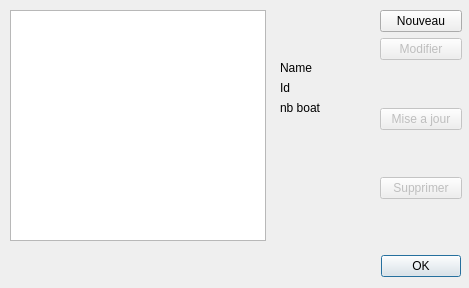
Qt form src/Ui/playerAccount.ui (nohal/qtVlm) before a commit.
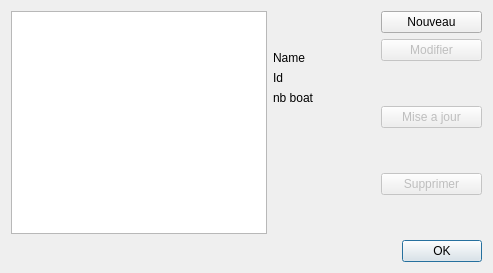
The same form after that commit.

Commit message: Made all dialogs resize cleanly.

```diff
--- a/src/Ui/playerAccount.ui
+++ b/src/Ui/playerAccount.ui
@@ -6,142 +6,18 @@
    <rect>
     <x>0</x>
     <y>0</y>
-    <width>469</width>
-    <height>288</height>
+    <width>493</width>
+    <height>273</height>
    </rect>
   </property>
   <property name="windowTitle">
    <string>Gestion des comptes</string>
   </property>
-  <widget class="QDialogButtonBox" name="buttonBox">
-   <property name="geometry">
-    <rect>
-     <x>10</x>
-     <y>250</y>
-     <width>451</width>
-     <height>32</height>
-    </rect>
-   </property>
-   <property name="orientation">
-    <enum>Qt::Horizontal</enum>
-   </property>
-   <property name="standardButtons">
-    <set>QDialogButtonBox::Ok</set>
-   </property>
-  </widget>
-  <widget class="QLabel" name="pl_data_id">
-   <property name="geometry">
-    <rect>
-     <x>280</x>
-     <y>80</y>
-     <width>81</width>
-     <height>16</height>
-    </rect>
-   </property>
-   <property name="text">
-    <string>Id</string>
-   </property>
-  </widget>
-  <widget class="QWidget" name="layoutWidget">
-   <property name="geometry">
-    <rect>
-     <x>380</x>
-     <y>10</y>
-     <width>82</width>
-     <height>231</height>
-    </rect>
-   </property>
-   <layout class="QVBoxLayout">
+  <layout class="QVBoxLayout" name="verticalLayout_2">
     <item>
-     <widget class="QPushButton" name="btn_playerAdd">
-      <property name="text">
-       <string>Nouveau</string>
-      </property>
-     </widget>
-    </item>
+    <layout class="QHBoxLayout" name="horizontalLayout">
     <item>
-     <widget class="QPushButton" name="btn_playerChg">
-      <property name="enabled">
-       <bool>false</bool>
-      </property>
-      <property name="text">
-       <string>Modifier</string>
-      </property>
-      <property name="checkable">
-       <bool>false</bool>
-      </property>
-     </widget>
-    </item>
-    <item>
-     <spacer name="verticalSpacer">
-      <property name="orientation">
-       <enum>Qt::Vertical</enum>
-      </property>
-      <property name="sizeHint" stdset="0">
-       <size>
-        <width>20</width>
-        <height>40</height>
-       </size>
-      </property>
-     </spacer>
-    </item>
-    <item>
-     <widget class="QPushButton" name="btn_playerUpd">
-      <property name="enabled">
-       <bool>false</bool>
-      </property>
-      <property name="text">
-       <string>Mise a jour</string>
-      </property>
-     </widget>
-    </item>
-    <item>
-     <spacer>
-      <property name="orientation">
-       <enum>Qt::Vertical</enum>
-      </property>
-      <property name="sizeHint" stdset="0">
-       <size>
-        <width>20</width>
-        <height>40</height>
-       </size>
-      </property>
-     </spacer>
-    </item>
-    <item>
-     <widget class="QPushButton" name="btn_playerDel">
-      <property name="enabled">
-       <bool>false</bool>
-      </property>
-      <property name="text">
-       <string>Supprimer</string>
-      </property>
-     </widget>
-    </item>
-    <item>
-     <spacer name="verticalSpacer_2">
-      <property name="orientation">
-       <enum>Qt::Vertical</enum>
-      </property>
-      <property name="sizeHint" stdset="0">
-       <size>
-        <width>20</width>
-        <height>40</height>
-       </size>
-      </property>
-     </spacer>
-    </item>
-   </layout>
-  </widget>
   <widget class="QListWidget" name="list_player">
-   <property name="geometry">
-    <rect>
-     <x>10</x>
-     <y>10</y>
-     <width>256</width>
-     <height>231</height>
-    </rect>
-   </property>
    <property name="sizePolicy">
     <sizepolicy hsizetype="Preferred" vsizetype="Preferred">
      <horstretch>0</horstretch>
@@ -164,35 +40,157 @@
     <enum>QAbstractItemView::SingleSelection</enum>
    </property>
   </widget>
+     </item>
+     <item>
+      <layout class="QVBoxLayout" name="verticalLayout" stretch="0,0,0,0,1">
+       <item>
+        <spacer name="verticalSpacer_4">
+         <property name="orientation">
+          <enum>Qt::Vertical</enum>
+         </property>
+         <property name="sizeHint" stdset="0">
+          <size>
+           <width>20</width>
+           <height>40</height>
+          </size>
+         </property>
+        </spacer>
+       </item>
+       <item>
+        <widget class="QLabel" name="pl_data_name">
+         <property name="text">
+          <string>Name</string>
+         </property>
+        </widget>
+       </item>
+       <item>
+        <widget class="QLabel" name="pl_data_id">
+         <property name="text">
+          <string>Id</string>
+         </property>
+        </widget>
+       </item>
+       <item>
   <widget class="QLabel" name="pl_data_nbboat">
    <property name="enabled">
     <bool>true</bool>
    </property>
-   <property name="geometry">
-    <rect>
-     <x>280</x>
-     <y>100</y>
-     <width>81</width>
-     <height>16</height>
-    </rect>
-   </property>
    <property name="text">
     <string>nb boat</string>
    </property>
   </widget>
-  <widget class="QLabel" name="pl_data_name">
-   <property name="geometry">
-    <rect>
-     <x>280</x>
-     <y>60</y>
-     <width>81</width>
-     <height>16</height>
-    </rect>
-   </property>
+       </item>
+       <item>
+        <spacer name="verticalSpacer_3">
+         <property name="orientation">
+          <enum>Qt::Vertical</enum>
+         </property>
+         <property name="sizeHint" stdset="0">
+          <size>
+           <width>20</width>
+           <height>40</height>
+          </size>
+         </property>
+        </spacer>
+       </item>
+      </layout>
+     </item>
+     <item>
+      <layout class="QVBoxLayout">
+       <item>
+        <widget class="QPushButton" name="btn_playerAdd">
    <property name="text">
-    <string>Name</string>
-   </property>
-  </widget>
+          <string>Nouveau</string>
+         </property>
+        </widget>
+       </item>
+       <item>
+        <widget class="QPushButton" name="btn_playerChg">
+         <property name="enabled">
+          <bool>false</bool>
+         </property>
+         <property name="text">
+          <string>Modifier</string>
+         </property>
+         <property name="checkable">
+          <bool>false</bool>
+         </property>
+        </widget>
+       </item>
+       <item>
+        <spacer name="verticalSpacer">
+         <property name="orientation">
+          <enum>Qt::Vertical</enum>
+         </property>
+         <property name="sizeHint" stdset="0">
+          <size>
+           <width>20</width>
+           <height>40</height>
+          </size>
+         </property>
+        </spacer>
+       </item>
+       <item>
+        <widget class="QPushButton" name="btn_playerUpd">
+         <property name="enabled">
+          <bool>false</bool>
+         </property>
+         <property name="text">
+          <string>Mise a jour</string>
+         </property>
+        </widget>
+       </item>
+       <item>
+        <spacer>
+         <property name="orientation">
+          <enum>Qt::Vertical</enum>
+         </property>
+         <property name="sizeHint" stdset="0">
+          <size>
+           <width>20</width>
+           <height>40</height>
+          </size>
+         </property>
+        </spacer>
+       </item>
+       <item>
+        <widget class="QPushButton" name="btn_playerDel">
+         <property name="enabled">
+          <bool>false</bool>
+         </property>
+         <property name="text">
+          <string>Supprimer</string>
+         </property>
+        </widget>
+       </item>
+       <item>
+        <spacer name="verticalSpacer_2">
+         <property name="orientation">
+          <enum>Qt::Vertical</enum>
+         </property>
+         <property name="sizeHint" stdset="0">
+          <size>
+           <width>20</width>
+           <height>40</height>
+          </size>
+         </property>
+        </spacer>
+       </item>
+      </layout>
+     </item>
+    </layout>
+   </item>
+   <item>
+    <widget class="QDialogButtonBox" name="buttonBox">
+     <property name="orientation">
+      <enum>Qt::Horizontal</enum>
+     </property>
+     <property name="standardButtons">
+      <set>QDialogButtonBox::Ok</set>
+     </property>
+    </widget>
+   </item>
+  </layout>
  </widget>
  <resources/>
  <connections>
```
Lines whose indentation alone changed are shown as unchanged. The commit also changes 40 other files.
